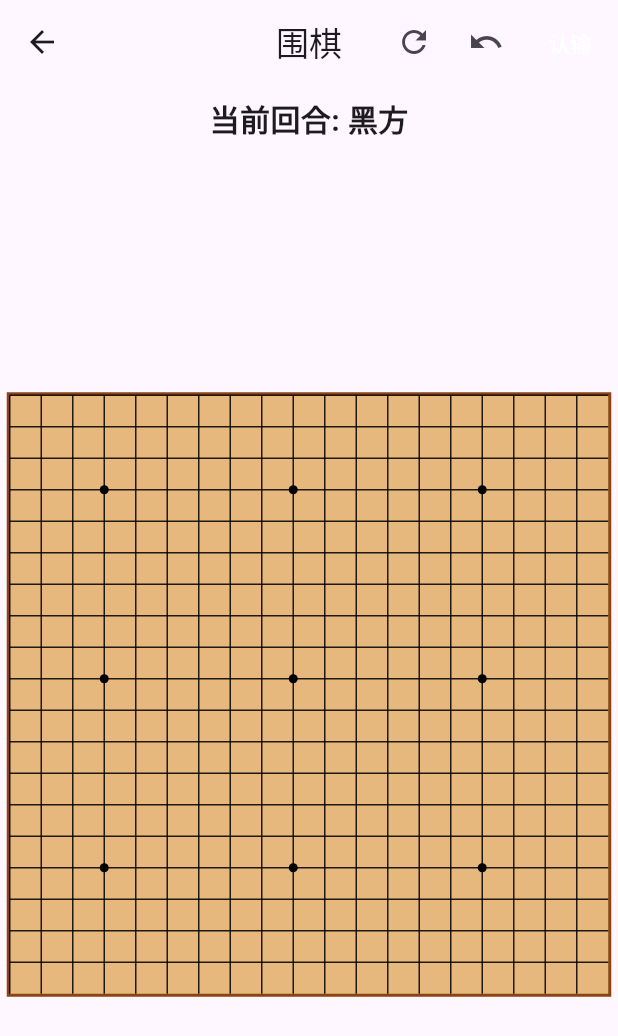
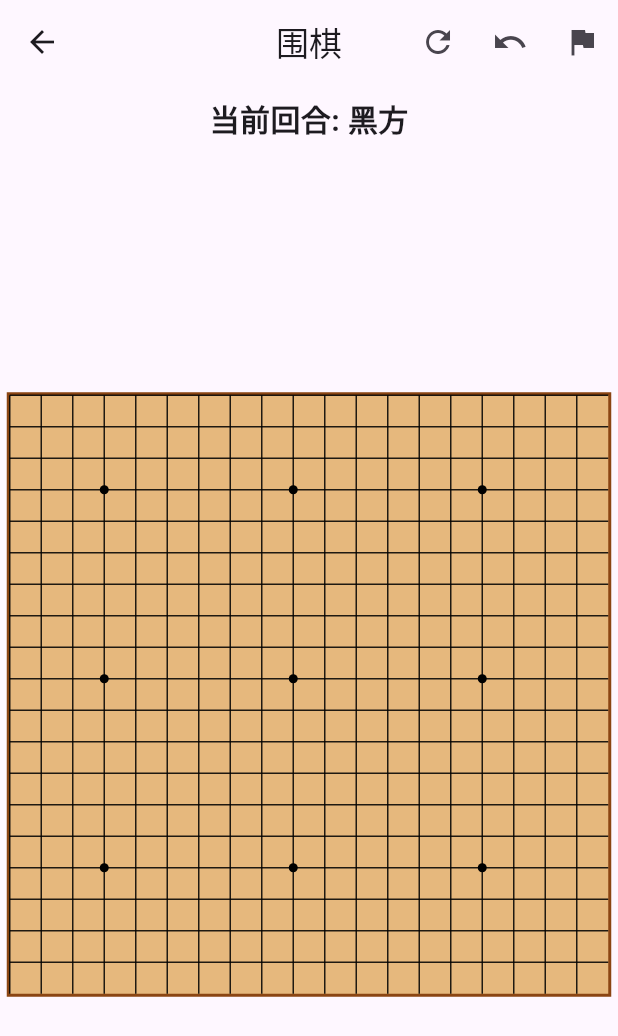
Before and after one commit to Rebort-a/OnePiece, a Flutter app: the GoLocalPage screen opened directly, on a phone screen of 412 x 824 dp. Shown: the top 1036 px of the screen. Run offline on Flutter 3.47's test engine with Material 3 defaults, Android fonts, the phone set to English and light mode, and no system bars.

Commit message:
0055.优化认输图标

```diff
--- a/treasure/lib/07.weiqi/local_page.dart
+++ b/treasure/lib/07.weiqi/local_page.dart
@@ -32,10 +32,7 @@ class _GoLocalPageState extends State<GoLocalPage> {
             onPressed: _manager.restart,
           ),
           IconButton(icon: const Icon(Icons.undo), onPressed: _manager.undo),
-          TextButton(
-            onPressed: () => _manager.resign(),
-            child: const Text('认输', style: TextStyle(color: Colors.white)),
-          ),
+          IconButton(icon: const Icon(Icons.flag), onPressed: _manager.resign),
         ],
       ),
       body: Column(
--- a/treasure/lib/07.weiqi/net_page.dart
+++ b/treasure/lib/07.weiqi/net_page.dart
@@ -35,10 +35,7 @@ class GoNetPage extends StatelessWidget {
         onPressed: _manager.netTurnEngine.leavePage,
       ),
       actions: [
-        TextButton(
-          onPressed: () => _manager.resign(),
-          child: const Text('认输', style: TextStyle(color: Colors.white)),
-        ),
+        IconButton(icon: const Icon(Icons.flag), onPressed: _manager.resign),
       ],
     );
   }
```
